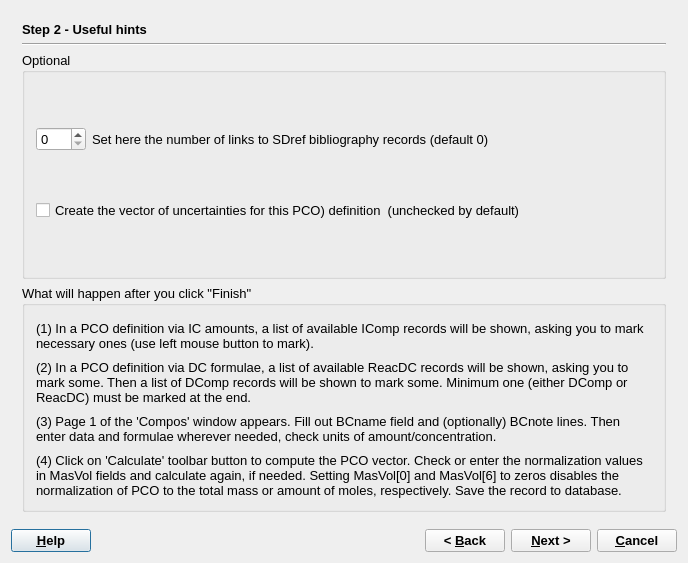
Before: the Qt Designer form gems3/vizor4/dlg4/ComposWizard4.ui in gemshub/GEMSGUI, drawn with Qt 5.
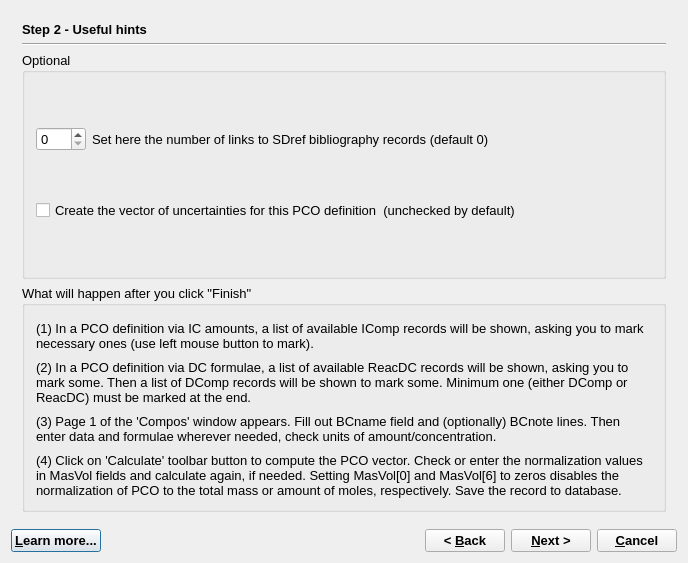
After: the same form once the commit is applied. The open tabs and pages were chosen to show the change.

Commit message: Edited ComposWizard form and updated the GEMS3Help inventory (DK)

```diff
--- a/gems3/vizor4/dlg4/ComposWizard4.ui
+++ b/gems3/vizor4/dlg4/ComposWizard4.ui
@@ -356,7 +356,7 @@
           <item row="1" column="0" colspan="2">
            <widget class="QCheckBox" name="checkBox8">
             <property name="text">
-             <string>Create the vector of uncertainties for this PCO) definition  (unchecked by default)</string>
+             <string>Create the vector of uncertainties for this PCO definition  (unchecked by default)</string>
             </property>
            </widget>
           </item>
@@ -439,7 +439,7 @@
         </font>
        </property>
        <property name="text">
-        <string>&amp;Help</string>
+        <string>&amp;Learn more...</string>
        </property>
       </widget>
      </item>
```
Left out of the diff: 2 changed lines with no effect on the pictures. The commit also changes 1 other file.
